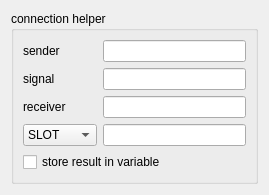
Old version of the form DevelopmentHelper/ConnectionHelper.ui in the repository Ulle84/UllesSourceCode.
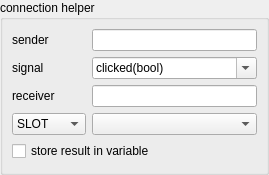
New version of the form.

```diff
--- a/DevelopmentHelper/ConnectionHelper.ui
+++ b/DevelopmentHelper/ConnectionHelper.ui
@@ -14,16 +14,25 @@
    <string>Form</string>
   </property>
   <layout class="QGridLayout" name="gridLayout_2">
+   <property name="leftMargin">
+    <number>0</number>
+   </property>
+   <property name="topMargin">
+    <number>0</number>
+   </property>
+   <property name="rightMargin">
+    <number>0</number>
+   </property>
+   <property name="bottomMargin">
+    <number>0</number>
+   </property>
    <item row="0" column="0">
     <widget class="QGroupBox" name="groupBox">
      <property name="title">
       <string>connection helper</string>
      </property>
      <layout class="QGridLayout" name="gridLayout">
-      <item row="4" column="1">
-       <widget class="QLineEdit" name="lineEditSlot"/>
-      </item>
-      <item row="2" column="1">
+      <item row="3" column="1">
        <widget class="QLineEdit" name="lineEditReceiver"/>
       </item>
       <item row="0" column="0">
@@ -33,16 +42,13 @@
         </property>
        </widget>
       </item>
-      <item row="2" column="0">
+      <item row="3" column="0">
        <widget class="QLabel" name="label_3">
         <property name="text">
          <string>receiver</string>
         </property>
        </widget>
       </item>
-      <item row="1" column="1">
-       <widget class="QLineEdit" name="lineEditSignal"/>
-      </item>
       <item row="1" column="0">
        <widget class="QLabel" name="label_2">
         <property name="text">
@@ -53,15 +59,15 @@
       <item row="0" column="1">
        <widget class="QLineEdit" name="lineEditSender"/>
       </item>
-      <item row="5" column="0" colspan="2">
+      <item row="6" column="0" colspan="2">
        <widget class="QCheckBox" name="checkBox">
         <property name="text">
          <string>store result in variable</string>
         </property>
        </widget>
       </item>
-      <item row="4" column="0">
-       <widget class="QComboBox" name="comboBox">
+      <item row="5" column="0">
+       <widget class="QComboBox" name="comboBoxReceiverType">
         <item>
          <property name="text">
           <string>SLOT</string>
@@ -74,6 +80,26 @@
         </item>
        </widget>
       </item>
+      <item row="1" column="1">
+       <widget class="QComboBox" name="comboBoxSignal">
+        <property name="editable">
+         <bool>true</bool>
+        </property>
+        <item>
+         <property name="text">
+          <string>clicked(bool)</string>
+         </property>
+        </item>
+        <item>
+         <property name="text">
+          <string>toggled(bool)</string>
+         </property>
+        </item>
+       </widget>
+      </item>
+      <item row="5" column="1">
+       <widget class="QComboBox" name="comboBoxSlot"/>
+      </item>
      </layout>
     </widget>
    </item>
```
